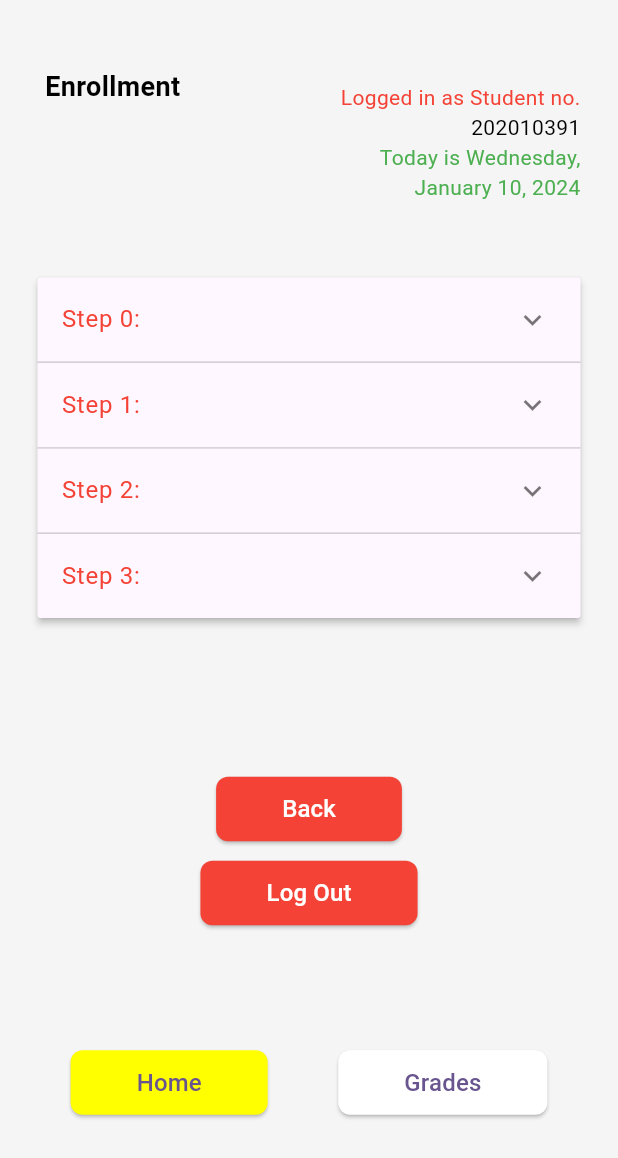
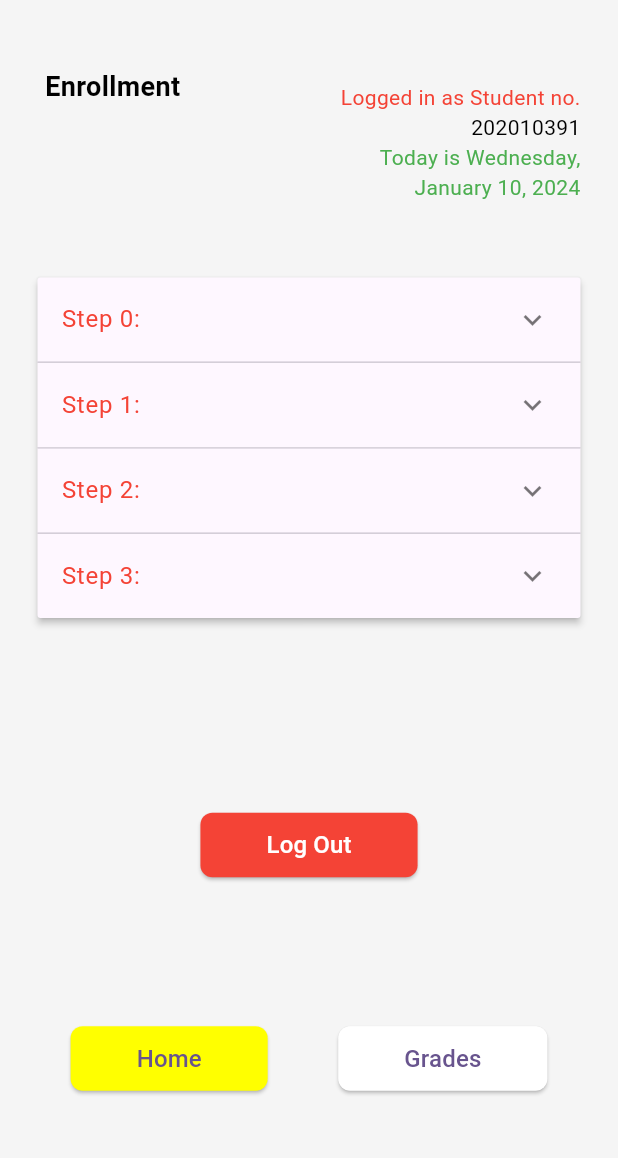
Before and after one commit to Hestice/plm_crs_undergrad_mobile, a Flutter app: the StudentHome screen opened by its route, on a phone screen of 412 x 824 dp. Shown: the top 1158 px of the screen. Run offline on Flutter 3.47's test engine with Material 2 defaults, Android fonts, the phone set to English and light mode, and no system bars; our stand-ins replace firebase_core, form_validator, go_router; accounts and stored records are empty.

Commit message:
rerouting student home

```diff
--- a/lib/screens/student/student_login_screen.dart
+++ b/lib/screens/student/student_login_screen.dart
@@ -166,7 +166,7 @@ class _StudentLoginScreenState extends State<StudentLoginScreen> {
 
                                 ButtonCommon(
                                   onPressFunctionName: () {
-                                    GoRouter.of(context).go('/student-login');
+                                     GoRouter.of(context).go('/student-home');
                                   },
                                   bgColorOpacity: 255,
                                   bgColorHex: 0xFFC83B,
--- a/lib/screens/student/studentgrade.dart
+++ b/lib/screens/student/studentgrade.dart
@@ -189,7 +189,9 @@ class _StudentGradeState extends State<StudentGrade> {
             mainAxisAlignment: MainAxisAlignment.spaceEvenly,
             children: [
               ElevatedButton(
-                onPressed: () {},
+                onPressed: () {
+                   GoRouter.of(context).go('/student-home');
+                },
                 style: ElevatedButton.styleFrom(
                   backgroundColor: Colors.white, // Set button background color
                   shape: RoundedRectangleBorder(
--- a/lib/screens/student/studenthome.dart
+++ b/lib/screens/student/studenthome.dart
@@ -22,13 +22,34 @@ class StudentHome extends StatefulWidget {
 
 class _StudentHomeState extends State<StudentHome> {
   String selectedOption = '2024'; // default option
+  late List<Item> _data;
 
-  final List<Item> _data = List<Item>.generate(4, (int index) {
-    return Item(
-      headerText: 'Step $index: ',
-      expandedText: 'This is item number $index',
-    );
-  });
+  @override
+  void initState() {
+    super.initState();
+    _data = List<Item>.generate(4, (int index) {
+      return Item(
+        headerText: 'Step $index:',
+        expandedText: _getDescriptionForStep(index),
+      );
+    });
+  }
+
+  String _getDescriptionForStep(int index) {
+    switch (index) {
+      case 0:
+        return 'Welcome to the student home page! View your enrolled courses and grades.';
+      case 1:
+        return 'Explore upcoming events and announcements related to your courses.';
+      case 2:
+        return 'Track your academic progress and achievements.';
+      case 3:
+        return 'Connect with your peers and instructors for a collaborative learning experience.';
+      default:
+        return 'This is item number $index';
+    }
+  }
+
 
   @override
   Widget build(BuildContext context) {
@@ -115,7 +136,6 @@ class _StudentHomeState extends State<StudentHome> {
                   },
                   body: ListTile(
                     title: Text(item.expandedText),
-                    subtitle: const Text('Sample text'),
                   ),
                   isExpanded: item.isExpanded,
                 );
@@ -131,24 +151,7 @@ class _StudentHomeState extends State<StudentHome> {
                 height: 10,
                 width: 10,
               ), // Adding some space between existing content and buttons
-              ElevatedButton(
-                onPressed: () {
-                  // Add your button 1 action here
-                },
-                style: ElevatedButton.styleFrom(
-                  backgroundColor: Colors.red,
-                  shape: RoundedRectangleBorder(
-                    borderRadius: BorderRadius.circular(8.0),
-                  ),
-                ),
-                child: const Padding(
-                  padding: EdgeInsets.symmetric(vertical: 10, horizontal: 20),
-                  child: Text(
-                    "Back",
-                    style: TextStyle(fontSize: 16, color: Colors.white),
-                  ),
-                ),
-              ),
+
               const SizedBox(height: 8), // Adding some space between buttons
               ElevatedButton(
                 onPressed: () {
```
Also changed, not shown: 1 other file.
